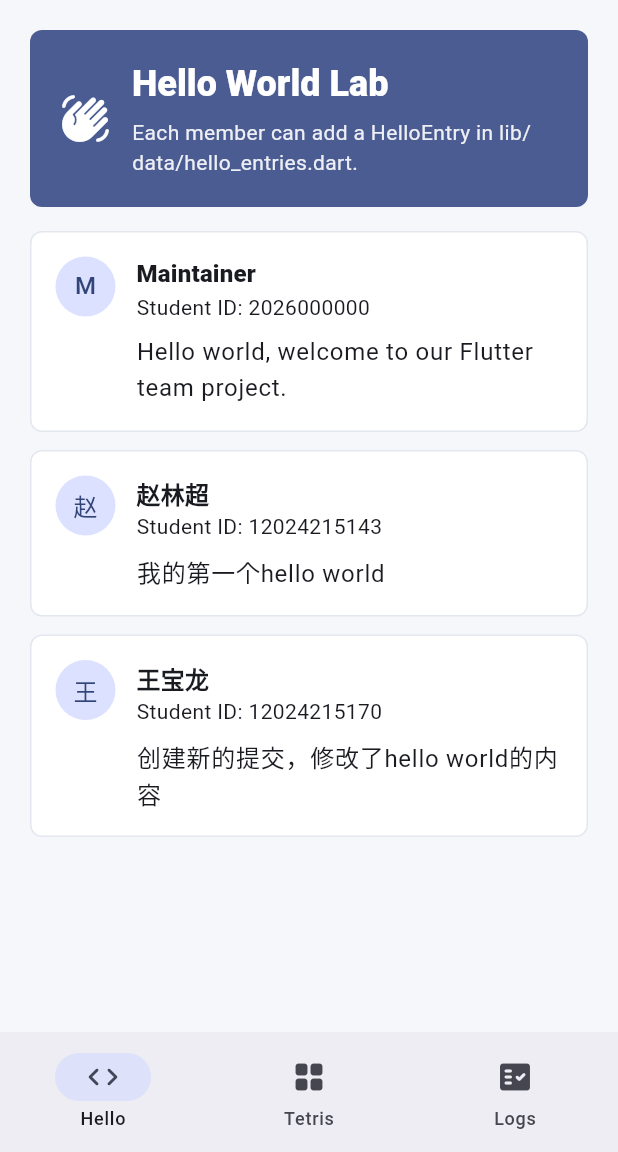
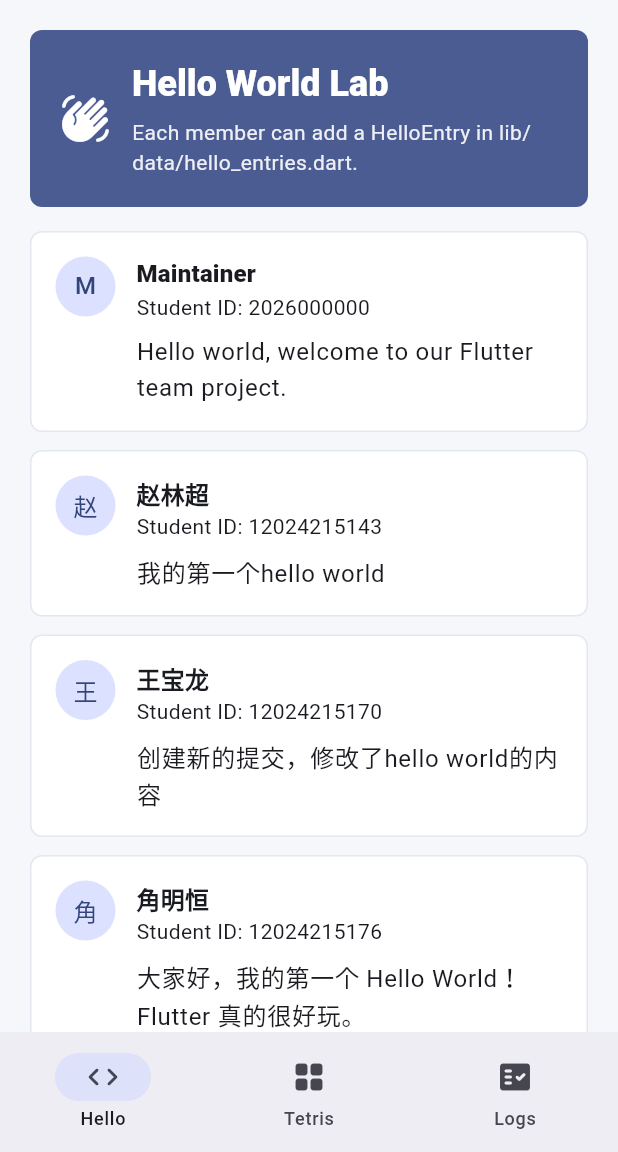
Before and after one commit to linc7a/ZYSJ_Flutter, a Flutter app: the screen it shows after launch, on a phone screen of 412 x 824 dp, the part 84-1236 px from its top. Run offline on Flutter 3.47's test engine with Material 3 defaults, Android fonts, the phone set to English and light mode, and no system bars.

Commit message:
Add 角明恒 contribution (12024215176)
- 在 hello_entries.dart 中添加个人 Hello World 信息
- 在 change_logs.dart 中添加开发记录

```diff
--- a/lib/data/change_logs.dart
+++ b/lib/data/change_logs.dart
@@ -26,6 +26,16 @@ const changeLogs = <ChangeLogEntry>[
     ],
   ),
 
+  ChangeLogEntry(
+    name: '角明恒',
+    studentId: '12024215176',
+    summary: '在 Hello World 练习区添加了个人信息（姓名、学号、第一句问候语），并在开发记录区记录本次贡献内容。',
+    files: [
+      'lib/data/hello_entries.dart',
+      'lib/data/change_logs.dart',
+    ],
+  ),
+
   // After finishing a feature, team members can copy this block and record
   // what they changed.
   //
--- a/lib/data/hello_entries.dart
+++ b/lib/data/hello_entries.dart
@@ -18,6 +18,12 @@ const helloEntries = <HelloEntry>[
     message: '创建新的提交，修改了hello world的内容',
   ),
 
+  HelloEntry(
+    name: '角明恒',
+    studentId: '12024215176',
+    message: '大家好，我的第一个 Hello World！Flutter 真的很好玩。',
+  ),
+
   // Team members can copy this block and add their own hello message.
   //
   // HelloEntry(
```
